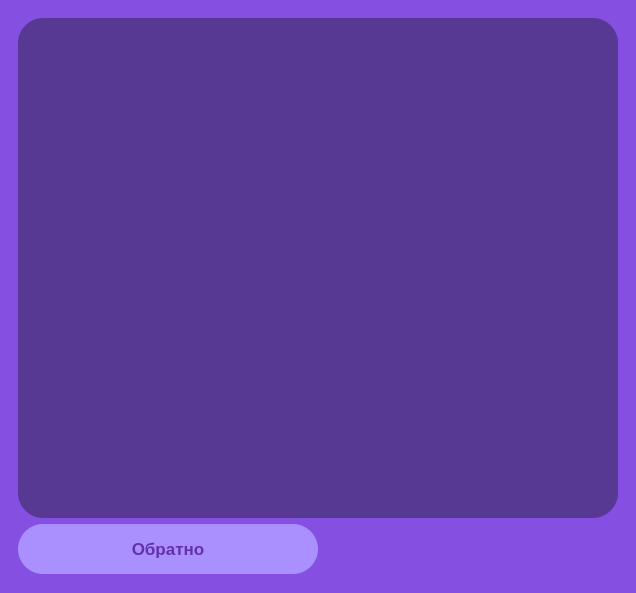
First picture: the form in ChatWindow/Window.ui, repository EvelinComputer/LittleChat, before the edit.
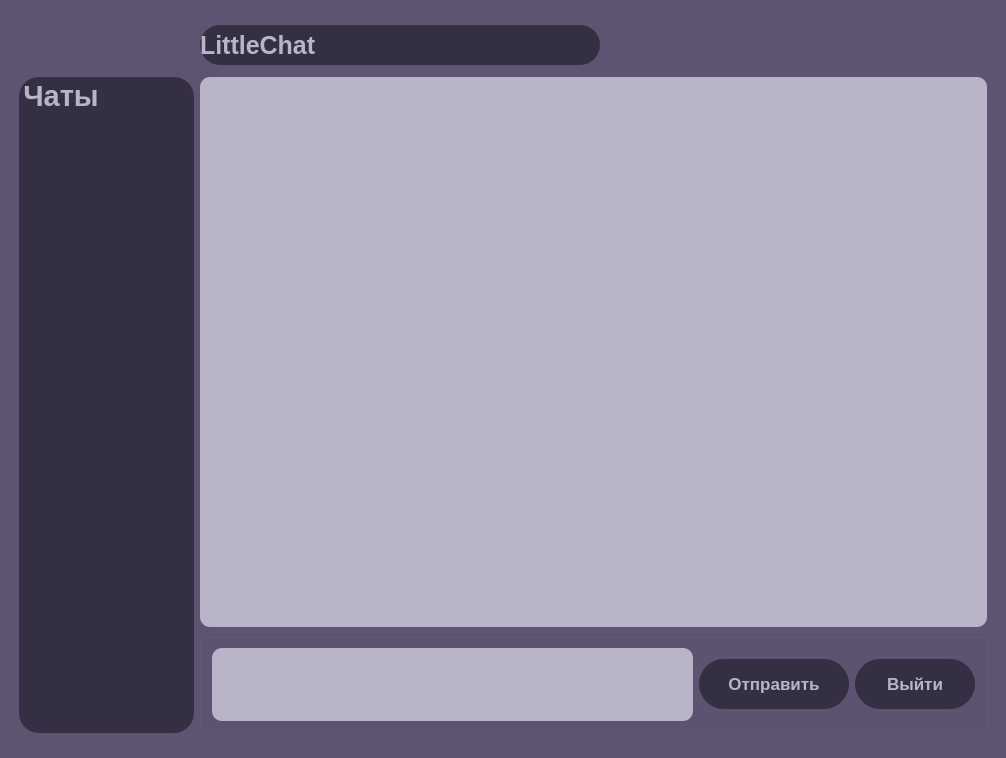
Second picture: the form after the edit.

Patch:
```diff
--- a/ChatWindow/Window.ui
+++ b/ChatWindow/Window.ui
@@ -6,48 +6,72 @@
    <rect>
     <x>0</x>
     <y>0</y>
-    <width>636</width>
-    <height>593</height>
+    <width>1006</width>
+    <height>758</height>
    </rect>
   </property>
   <property name="windowTitle">
    <string>MainWindow</string>
   </property>
   <property name="styleSheet">
-   <string notr="true">background: rgb(133, 80, 226);</string>
+   <string notr="true">background: #5C5470;</string>
   </property>
   <property name="animated">
    <bool>true</bool>
   </property>
   <widget class="QWidget" name="centralwidget">
    <layout class="QGridLayout" name="gridLayout">
-    <item row="2" column="1">
-     <widget class="QPushButton" name="B_First">
+    <item row="6" column="3">
+     <spacer name="verticalSpacer_2">
+      <property name="orientation">
+       <enum>Qt::Vertical</enum>
+      </property>
+      <property name="sizeType">
+       <enum>QSizePolicy::Fixed</enum>
+      </property>
+      <property name="sizeHint" stdset="0">
+       <size>
+        <width>10</width>
+        <height>10</height>
+       </size>
+      </property>
+     </spacer>
+    </item>
+    <item row="1" column="1" rowspan="6">
+     <spacer name="horizontalSpacer">
+      <property name="orientation">
+       <enum>Qt::Horizontal</enum>
+      </property>
+      <property name="sizeType">
+       <enum>QSizePolicy::Fixed</enum>
+      </property>
+      <property name="sizeHint" stdset="0">
+       <size>
+        <width>10</width>
+        <height>10</height>
+       </size>
+      </property>
+     </spacer>
+    </item>
+    <item row="5" column="3">
+     <widget class="QGroupBox" name="groupBox">
       <property name="minimumSize">
        <size>
-        <width>200</width>
+        <width>0</width>
         <height>50</height>
        </size>
       </property>
       <property name="maximumSize">
        <size>
-        <width>300</width>
-        <height>50</height>
+        <width>16777215</width>
+        <height>100</height>
        </size>
       </property>
-      <property name="font">
-       <font>
-        <family>MS Shell Dlg 2</family>
-        <pointsize>13</pointsize>
-        <weight>75</weight>
-        <bold>true</bold>
-       </font>
-      </property>
       <property name="styleSheet">
        <string notr="true">QPushButton{
-	background: rgb(170, 144, 255);
+	background: #352F44;
 	border-radius: 25px;
-	color: rgb(100, 49, 171);
+	color: #B9B4C7;
 }
 
 QPushButton:hover{
@@ -61,78 +85,188 @@
 	border-radius: 25px;
 	color:rgb(141, 88, 221);
 }</string>
+      </property>
+      <property name="title">
+       <string/>
+      </property>
+      <layout class="QGridLayout" name="gridLayout_2">
+       <item row="0" column="1">
+        <widget class="QPushButton" name="B_Push">
+         <property name="minimumSize">
+          <size>
+           <width>150</width>
+           <height>50</height>
+          </size>
+         </property>
+         <property name="font">
+          <font>
+           <pointsize>13</pointsize>
+           <weight>75</weight>
+           <bold>true</bold>
+          </font>
+         </property>
+         <property name="text">
+          <string>Отправить</string>
+         </property>
+        </widget>
+       </item>
+       <item row="0" column="0">
+        <widget class="QTextEdit" name="TE_Message">
+         <property name="font">
+          <font>
+           <pointsize>13</pointsize>
+          </font>
+         </property>
+         <property name="styleSheet">
+          <string notr="true">QTextEdit{
+	background-color: #B9B4C7;
+	border-radius: 10px;
+}</string>
+         </property>
+         <property name="html">
+          <string>&lt;!DOCTYPE HTML PUBLIC &quot;-//W3C//DTD HTML 4.0//EN&quot; &quot;http://www.w3.org/TR/REC-html40/strict.dtd&quot;&gt;
+&lt;html&gt;&lt;head&gt;&lt;meta name=&quot;qrichtext&quot; content=&quot;1&quot; /&gt;&lt;style type=&quot;text/css&quot;&gt;
+p, li { white-space: pre-wrap; }
+&lt;/style&gt;&lt;/head&gt;&lt;body style=&quot; font-family:'MS Shell Dlg 2'; font-size:13pt; font-weight:400; font-style:normal;&quot;&gt;
+&lt;p style=&quot;-qt-paragraph-type:empty; margin-top:0px; margin-bottom:0px; margin-left:0px; margin-right:0px; -qt-block-indent:0; text-indent:0px;&quot;&gt;&lt;br /&gt;&lt;/p&gt;&lt;/body&gt;&lt;/html&gt;</string>
+         </property>
+        </widget>
+       </item>
+       <item row="0" column="3">
+        <widget class="QPushButton" name="B_First">
+         <property name="minimumSize">
+          <size>
+           <width>120</width>
+           <height>50</height>
+          </size>
+         </property>
+         <property name="maximumSize">
+          <size>
+           <width>120</width>
+           <height>50</height>
+          </size>
+         </property>
+         <property name="font">
+          <font>
+           <family>MS Shell Dlg 2</family>
+           <pointsize>13</pointsize>
+           <weight>75</weight>
+           <bold>true</bold>
+          </font>
+         </property>
+         <property name="text">
+          <string>Выйти</string>
+         </property>
+        </widget>
+       </item>
+      </layout>
+     </widget>
+    </item>
+    <item row="2" column="3">
+     <widget class="QLabel" name="label">
+      <property name="minimumSize">
+       <size>
+        <width>400</width>
+        <height>40</height>
+       </size>
+      </property>
+      <property name="maximumSize">
+       <size>
+        <width>400</width>
+        <height>16777215</height>
+       </size>
+      </property>
+      <property name="font">
+       <font>
+        <pointsize>19</pointsize>
+        <weight>75</weight>
+        <italic>false</italic>
+        <bold>true</bold>
+       </font>
+      </property>
+      <property name="styleSheet">
+       <string notr="true">background: #352F44;
+border-radius: 20px;
+color: #B9B4C7;</string>
       </property>
       <property name="text">
-       <string>Обратно</string>
+       <string>LittleChat</string>
       </property>
      </widget>
     </item>
-    <item row="1" column="1">
-     <widget class="QWidget" name="widget" native="true">
-      <property name="minimumSize">
-       <size>
-        <width>600</width>
-        <height>500</height>
-       </size>
-      </property>
-      <property name="styleSheet">
-       <string notr="true">background: rgb(87, 57, 147);
-border-radius: 25px;</string>
-      </property>
-     </widget>
-    </item>
-    <item row="0" column="1">
-     <spacer name="verticalSpacer">
-      <property name="orientation">
-       <enum>Qt::Vertical</enum>
-      </property>
-      <property name="sizeHint" stdset="0">
-       <size>
-        <width>20</width>
-        <height>40</height>
-       </size>
-      </property>
-     </spacer>
-    </item>
-    <item row="3" column="1">
-     <spacer name="verticalSpacer_2">
-      <property name="orientation">
-       <enum>Qt::Vertical</enum>
-      </property>
-      <property name="sizeHint" stdset="0">
-       <size>
-        <width>20</width>
-        <height>40</height>
-       </size>
-      </property>
-     </spacer>
-    </item>
-    <item row="1" column="0">
-     <spacer name="horizontalSpacer">
-      <property name="orientation">
-       <enum>Qt::Horizontal</enum>
-      </property>
-      <property name="sizeHint" stdset="0">
-       <size>
-        <width>40</width>
-        <height>20</height>
-       </size>
-      </property>
-     </spacer>
-    </item>
-    <item row="1" column="2">
+    <item row="1" column="5" rowspan="6">
      <spacer name="horizontalSpacer_2">
       <property name="orientation">
        <enum>Qt::Horizontal</enum>
       </property>
+      <property name="sizeType">
+       <enum>QSizePolicy::Fixed</enum>
+      </property>
       <property name="sizeHint" stdset="0">
        <size>
-        <width>40</width>
-        <height>20</height>
+        <width>10</width>
+        <height>10</height>
        </size>
       </property>
      </spacer>
     </item>
+    <item row="4" column="2" rowspan="2">
+     <widget class="QGroupBox" name="groupBox_2">
+      <property name="minimumSize">
+       <size>
+        <width>175</width>
+        <height>600</height>
+       </size>
+      </property>
+      <property name="maximumSize">
+       <size>
+        <width>16777215</width>
+        <height>16777215</height>
+       </size>
+      </property>
+      <property name="font">
+       <font>
+        <pointsize>22</pointsize>
+        <weight>75</weight>
+        <bold>true</bold>
+       </font>
+      </property>
+      <property name="styleSheet">
+       <string notr="true">background: #352F44;
+border-radius: 20px;
+color: #B9B4C7;</string>
+      </property>
+      <property name="title">
+       <string>Чаты</string>
+      </property>
+     </widget>
+    </item>
+    <item row="1" column="3">
+     <spacer name="verticalSpacer">
+      <property name="orientation">
+       <enum>Qt::Vertical</enum>
+      </property>
+      <property name="sizeType">
+       <enum>QSizePolicy::Fixed</enum>
+      </property>
+      <property name="sizeHint" stdset="0">
+       <size>
+        <width>10</width>
+        <height>10</height>
+       </size>
+      </property>
+     </spacer>
+    </item>
+    <item row="4" column="3">
+     <widget class="QListWidget" name="LW_Chat">
+      <property name="styleSheet">
+       <string notr="true">QListWidget{
+	background-color: #B9B4C7;
+	border-radius: 10px;
+}</string>
+      </property>
+     </widget>
+    </item>
    </layout>
   </widget>
  </widget>
```
Left out of the diff: 8 changed lines with no effect on the pictures.
